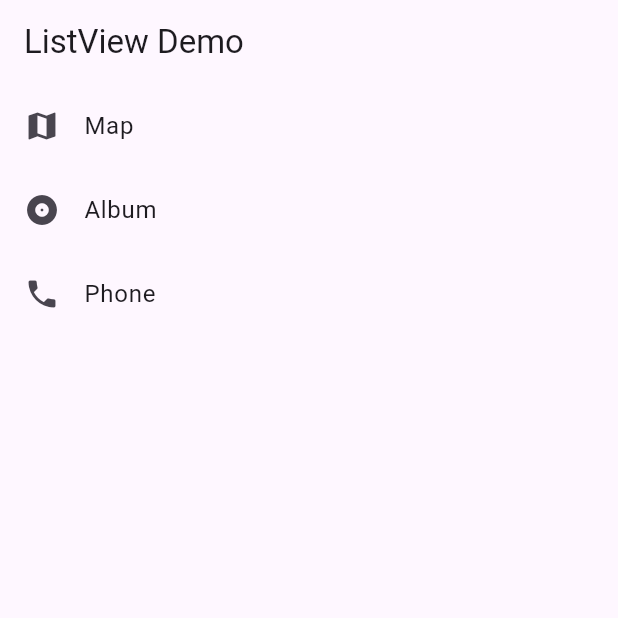
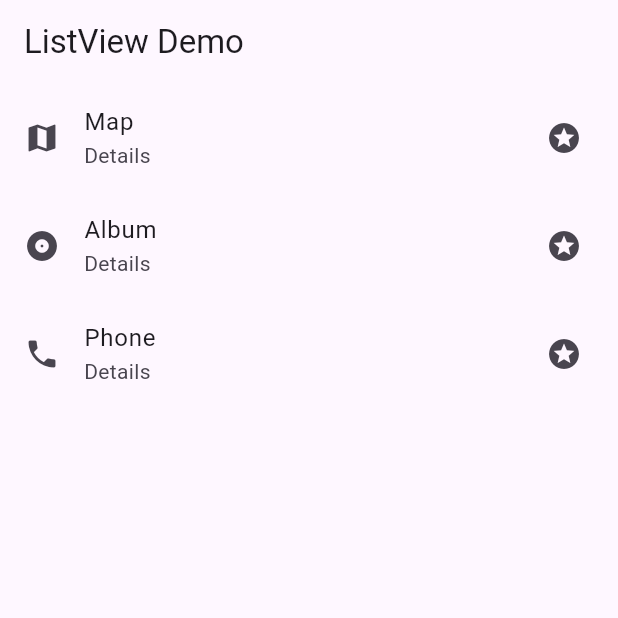
Before and after one commit to 6631501032/flutter_couse, a Flutter app: the screen it shows after launch, on a phone screen of 412 x 824 dp, the top half of it. Run offline on Flutter 3.47's test engine with Material 3 defaults, Android fonts, the phone set to English and light mode, and no system bars.

Commit message:
Add ListViewDemo builder

```diff
--- a/lib/week09/listview_demo.dart
+++ b/lib/week09/listview_demo.dart
@@ -2,7 +2,14 @@ import 'package:flutter/material.dart';
 
 
 class ListViewDemo extends StatelessWidget {
-  const ListViewDemo({super.key});
+  final List data = [
+    {'icon': Icons.map, 'name': 'Map'},
+    {'icon': Icons.album, 'name': 'Album'},
+    {'icon': Icons.phone, 'name': 'Phone'}
+  ];
+
+
+  ListViewDemo({super.key});
 
 
   @override
@@ -11,21 +18,26 @@ class ListViewDemo extends StatelessWidget {
       appBar: AppBar(
         title: const Text('ListView Demo'),
       ),
-      body: ListView(
-        children: const [
-          ListTile(
-            leading: Icon(Icons.map),
-            title: Text('Map'),
-          ),
-          ListTile(
-            leading: Icon(Icons.album),
-            title: Text('Album'),
-          ),
-          ListTile(
-            leading: Icon(Icons.phone),
-            title: Text('Phone'),
-          ),
-        ],
+      body: ListView.builder(
+        itemCount: data.length,
+        itemBuilder: (context, index) {
+          return ListTile(
+            leading: Icon(data[index]['icon']),
+            title: Text(data[index]['name']),
+            subtitle: const Text('Details'),
+            trailing: const Icon(Icons.stars),
+            onTap: () {
+              // remove the previous snackbar if any
+              ScaffoldMessenger.of(context).removeCurrentSnackBar();
+              // show snackbar
+              ScaffoldMessenger.of(context).showSnackBar(
+                SnackBar(
+                  content: Text(data[index]['name']),
+                ),
+              );
+            },
+          );
+        },
       ),
     );
   }
```
